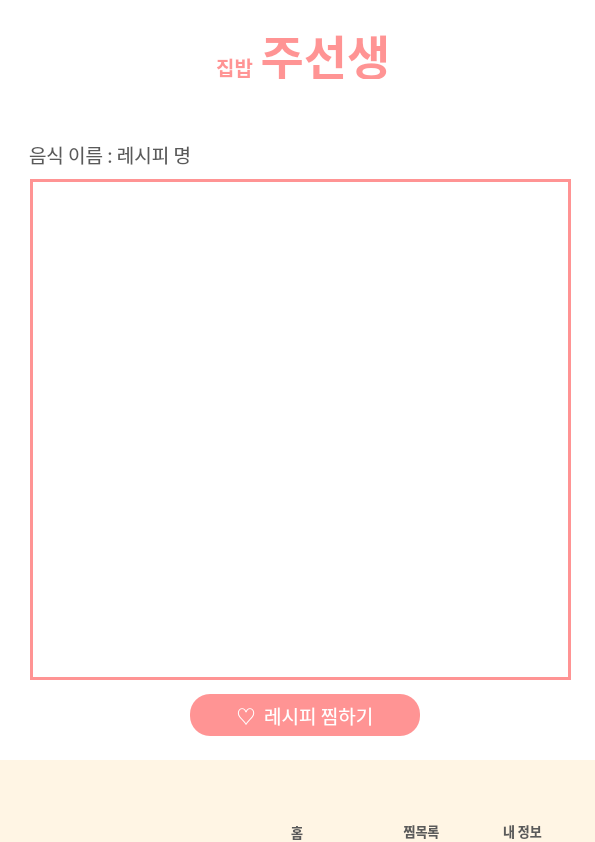
This is UI/MainPage.ui in gimmjuu/AIHomeMadeChef as Qt 5 draws it before an edit. The edited form follows.
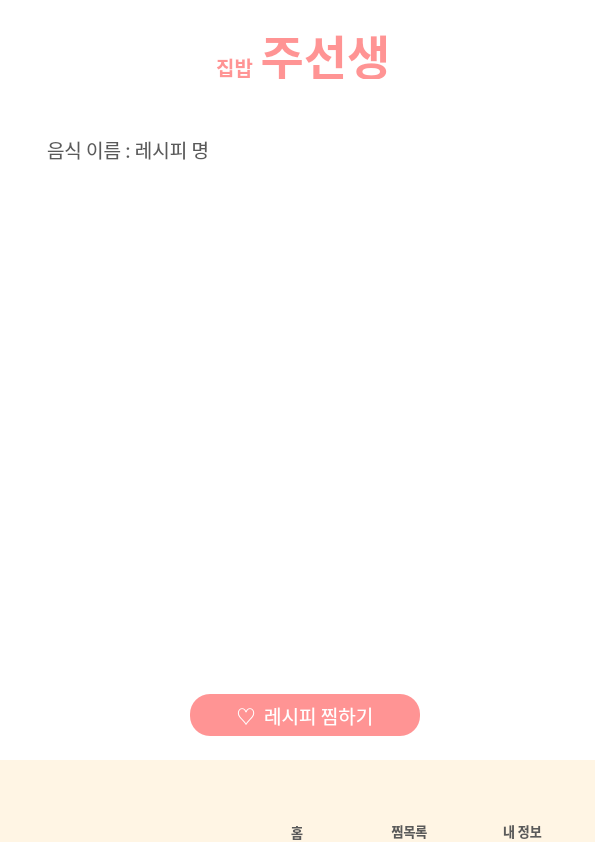
This is the edited form. The open tabs and pages were chosen to show the change. Icons and pictures are not drawn.

The edit to the form file:
```diff
--- a/UI/MainPage.ui
+++ b/UI/MainPage.ui
@@ -649,10 +649,10 @@
      <widget class="QPushButton" name="home_btn">
       <property name="geometry">
        <rect>
-        <x>259</x>
-        <y>0</y>
-        <width>75</width>
-        <height>61</height>
+        <x>268</x>
+        <y>10</y>
+        <width>58</width>
+        <height>50</height>
        </rect>
       </property>
       <property name="text">
@@ -664,8 +664,8 @@
       </property>
       <property name="iconSize">
        <size>
-        <width>75</width>
-        <height>70</height>
+        <width>60</width>
+        <height>50</height>
        </size>
       </property>
      </widget>
@@ -699,10 +699,10 @@
      <widget class="QPushButton" name="mypage_btn">
       <property name="geometry">
        <rect>
-        <x>481</x>
-        <y>-12</y>
-        <width>81</width>
-        <height>91</height>
+        <x>503</x>
+        <y>10</y>
+        <width>40</width>
+        <height>50</height>
        </rect>
       </property>
       <property name="text">
@@ -749,10 +749,10 @@
      <widget class="QPushButton" name="choice_btn">
       <property name="geometry">
        <rect>
-        <x>382</x>
-        <y>3</y>
-        <width>75</width>
-        <height>61</height>
+        <x>384</x>
+        <y>16</y>
+        <width>50</width>
+        <height>40</height>
        </rect>
       </property>
       <property name="text">
@@ -772,7 +772,7 @@
      <widget class="QLabel" name="label_16">
       <property name="geometry">
        <rect>
-        <x>381</x>
+        <x>369</x>
         <y>63</y>
         <width>81</width>
         <height>16</height>
@@ -1034,45 +1034,11 @@
        <property name="styleSheet">
         <string notr="true">background-color: rgb(255, 255, 255);</string>
        </property>
-       <widget class="QScrollArea" name="scrollArea">
-        <property name="geometry">
-         <rect>
-          <x>30</x>
-          <y>100</y>
-          <width>541</width>
-          <height>501</height>
-         </rect>
-        </property>
-        <property name="styleSheet">
-         <string notr="true">border-color: rgb(255, 148, 148);
-border-style:solid;
-border-width:3px;
-</string>
-        </property>
-        <property name="widgetResizable">
-         <bool>true</bool>
-        </property>
-        <widget class="QWidget" name="scrollAreaWidgetContents">
-         <property name="geometry">
-          <rect>
-           <x>0</x>
-           <y>0</y>
-           <width>535</width>
-           <height>495</height>
-          </rect>
-         </property>
-         <property name="styleSheet">
-          <string notr="true">border-width:0px;
-border-style:solid;
-</string>
-         </property>
-        </widget>
-       </widget>
        <widget class="QLabel" name="lbl_recipe_name">
         <property name="geometry">
          <rect>
-          <x>29</x>
-          <y>60</y>
+          <x>47</x>
+          <y>55</y>
           <width>401</width>
           <height>31</height>
          </rect>
@@ -1117,6 +1083,129 @@
          <string>♡  레시피 찜하기</string>
         </property>
        </widget>
+       <widget class="QWidget" name="widget_11" native="true">
+        <property name="geometry">
+         <rect>
+          <x>20</x>
+          <y>100</y>
+          <width>561</width>
+          <height>501</height>
+         </rect>
+        </property>
+        <property name="styleSheet">
+         <string notr="true">border-color: rgb(255, 255, 255);
+border-style:solid;
+border-width:3px;
+</string>
+        </property>
+        <widget class="QScrollArea" name="scrollArea">
+         <property name="geometry">
+          <rect>
+           <x>6</x>
+           <y>146</y>
+           <width>552</width>
+           <height>351</height>
+          </rect>
+         </property>
+         <property name="minimumSize">
+          <size>
+           <width>552</width>
+           <height>351</height>
+          </size>
+         </property>
+         <property name="styleSheet">
+          <string notr="true">border-width:0px;
+border-style:solid;</string>
+         </property>
+         <property name="verticalScrollBarPolicy">
+          <enum>Qt::ScrollBarAlwaysOff</enum>
+         </property>
+         <property name="horizontalScrollBarPolicy">
+          <enum>Qt::ScrollBarAlwaysOff</enum>
+         </property>
+         <property name="widgetResizable">
+          <bool>true</bool>
+         </property>
+         <widget class="QWidget" name="scrollAreaWidgetContents">
+          <property name="geometry">
+           <rect>
+            <x>0</x>
+            <y>0</y>
+            <width>552</width>
+            <height>351</height>
+           </rect>
+          </property>
+          <property name="styleSheet">
+           <string notr="true">border-width:0px;
+border-style:solid;
+</string>
+          </property>
+          <layout class="QVBoxLayout" name="verticalLayout_3">
+           <property name="spacing">
+            <number>0</number>
+           </property>
+           <property name="leftMargin">
+            <number>3</number>
+           </property>
+           <property name="topMargin">
+            <number>0</number>
+           </property>
+           <property name="rightMargin">
+            <number>3</number>
+           </property>
+           <property name="bottomMargin">
+            <number>0</number>
+           </property>
+           <item>
+            <spacer name="verticalSpacer">
+             <property name="orientation">
+              <enum>Qt::Vertical</enum>
+             </property>
+             <property name="sizeHint" stdset="0">
+              <size>
+               <width>20</width>
+               <height>348</height>
+              </size>
+             </property>
+            </spacer>
+           </item>
+          </layout>
+         </widget>
+        </widget>
+        <widget class="QWidget" name="widget_12" native="true">
+         <property name="geometry">
+          <rect>
+           <x>3</x>
+           <y>4</y>
+           <width>554</width>
+           <height>141</height>
+          </rect>
+         </property>
+         <property name="styleSheet">
+          <string notr="true">border-width:0px;</string>
+         </property>
+         <layout class="QVBoxLayout" name="verticalLayout_2">
+          <property name="spacing">
+           <number>0</number>
+          </property>
+          <property name="leftMargin">
+           <number>0</number>
+          </property>
+          <property name="topMargin">
+           <number>0</number>
+          </property>
+          <property name="rightMargin">
+           <number>0</number>
+          </property>
+          <property name="bottomMargin">
+           <number>0</number>
+          </property>
+          <item>
+           <layout class="QVBoxLayout" name="verticalLayout"/>
+          </item>
+         </layout>
+        </widget>
+       </widget>
       </widget>
      </widget>
      <widget class="QWidget" name="page_4">
```
Left out of the diff: 2 changed lines with no effect on the pictures.
